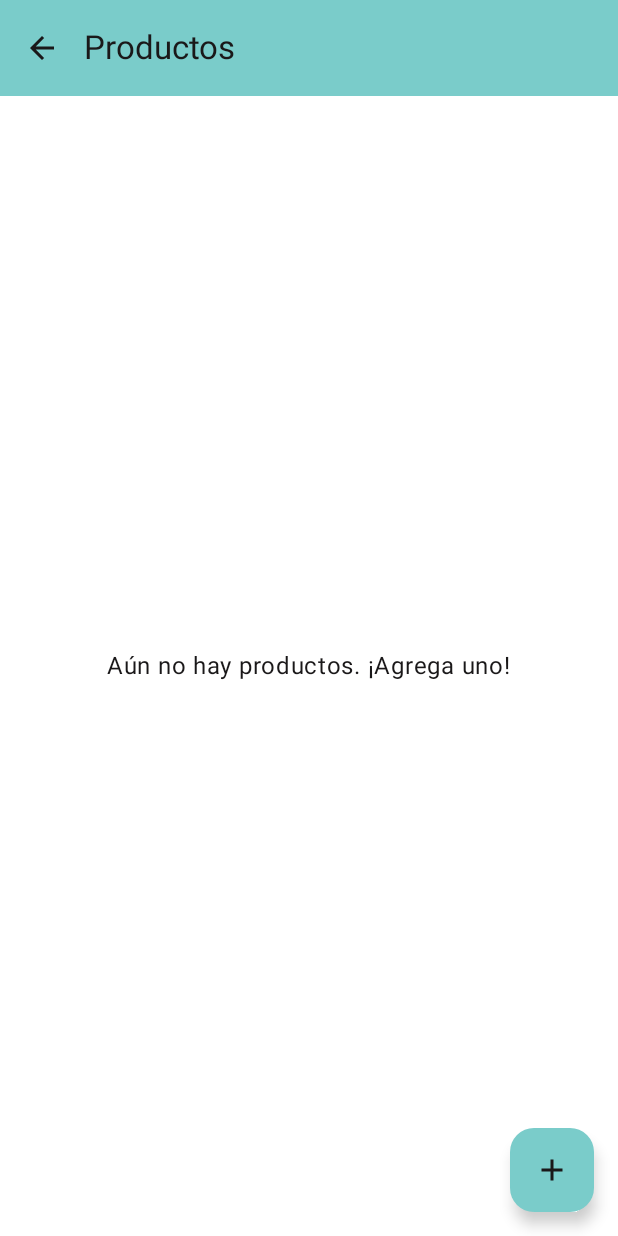
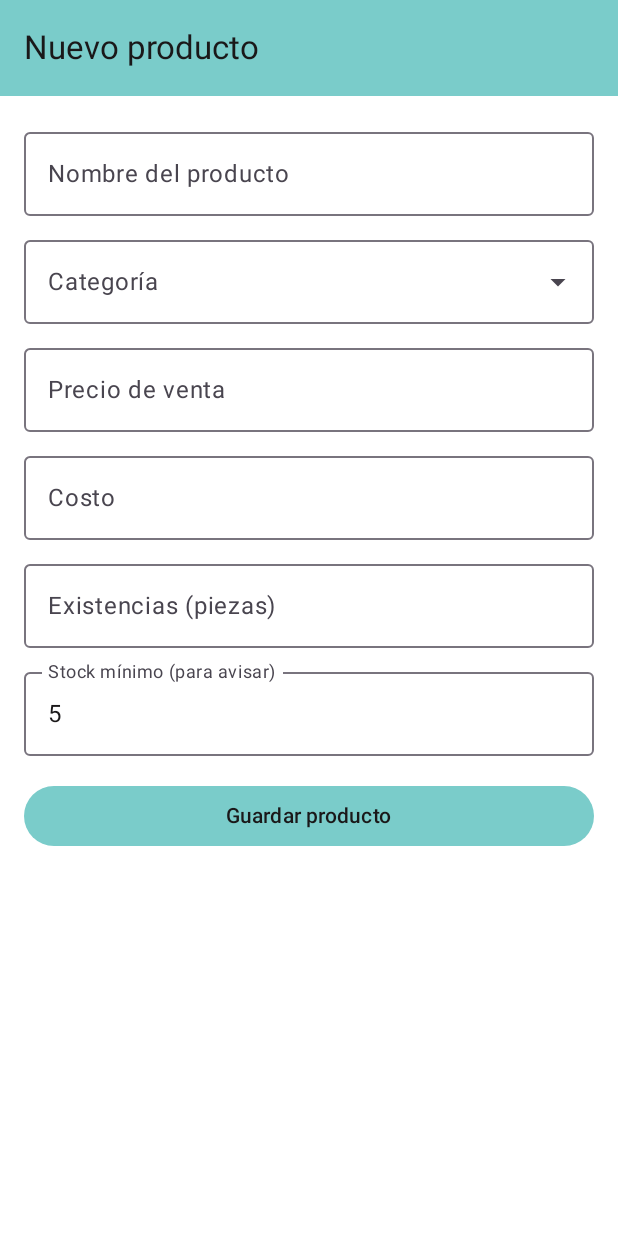
Before and after one commit to GonzalezHumo/ProyectoInt-DAMN, an Android app built with Jetpack Compose: the ProductosScreen screen opened through its navigation route, after a tap on "Nuevo producto", on a phone screen of 412 x 824 dp. Run offline under Robolectric (Android 15) with nearby library versions, the phone set to English and light mode, and no system bars; our stand-ins replace Room's generated code.

Commit message:
Agrega el formulario para guardar y editar productos

```diff
--- a/app/src/main/java/com/example/proyectointegrador/MainActivity.kt
+++ b/app/src/main/java/com/example/proyectointegrador/MainActivity.kt
@@ -13,6 +13,7 @@ import androidx.navigation.compose.rememberNavController
 import com.example.proyectointegrador.presentation.CierreScreen
 import com.example.proyectointegrador.presentation.FormularioScreen
 import com.example.proyectointegrador.presentation.ListaScreen
+import com.example.proyectointegrador.presentation.ProductoFormScreen
 import com.example.proyectointegrador.presentation.ProductosScreen
 import com.example.proyectointegrador.ui.theme.ProyectoIntegradorTheme
 import com.example.proyectointegrador.viewmodel.CitaViewModel
@@ -67,9 +68,20 @@ class MainActivity : ComponentActivity() {
                     composable("productos") {
                         ProductosScreen(
                             viewModel = productoViewModel,
-                            onAgregar = { },   // el formulario de productos se conecta en el paso 3
+                            onAgregar = {
+                                productoViewModel.productoEnEdicion = null   // producto nuevo
+                                navController.navigate("producto_form")
+                            },
+                            onEditar = { navController.navigate("producto_form") },
                             onVolver = { navController.popBackStack() }
                         )
+                    }
+                    composable("producto_form") {
+                        ProductoFormScreen(productoViewModel.productoEnEdicion) { producto ->
+                            if (productoViewModel.productoEnEdicion == null) productoViewModel.guardar(producto)
+                            else productoViewModel.actualizar(producto)
+                            navController.popBackStack()
+                        }
                     }
                 }
             }
--- /dev/null
+++ b/app/src/main/java/com/example/proyectointegrador/presentation/ProductoFormScreen.kt
@@ -0,0 +1,146 @@
+package com.example.proyectointegrador.presentation
+
+import android.widget.Toast
+import androidx.compose.foundation.layout.Column
+import androidx.compose.foundation.layout.Spacer
+import androidx.compose.foundation.layout.fillMaxSize
+import androidx.compose.foundation.layout.fillMaxWidth
+import androidx.compose.foundation.layout.height
+import androidx.compose.foundation.layout.padding
+import androidx.compose.foundation.rememberScrollState
+import androidx.compose.foundation.verticalScroll
+import androidx.compose.material3.Button
+import androidx.compose.material3.ExperimentalMaterial3Api
+import androidx.compose.material3.MaterialTheme
+import androidx.compose.material3.OutlinedTextField
+import androidx.compose.material3.Scaffold
+import androidx.compose.material3.Text
+import androidx.compose.material3.TopAppBar
+import androidx.compose.material3.TopAppBarDefaults
+import androidx.compose.runtime.Composable
+import androidx.compose.runtime.getValue
+import androidx.compose.runtime.mutableStateOf
+import androidx.compose.runtime.remember
+import androidx.compose.runtime.setValue
+import androidx.compose.ui.Modifier
+import androidx.compose.ui.platform.LocalContext
+import androidx.compose.ui.unit.dp
+import com.example.proyectointegrador.data.Producto
+
+private val categorias = listOf("Shampoo/Acondicionador", "Accesorio", "Snack")
+
+@OptIn(ExperimentalMaterial3Api::class)
+@Composable
+fun ProductoFormScreen(productoEnEdicion: Producto?, onGuardar: (Producto) -> Unit) {
+    val context = LocalContext.current
+
+    // Si hay un producto en edición, los campos arrancan con sus datos; si no, vacíos
+    var nombre by remember { mutableStateOf(productoEnEdicion?.nombre ?: "") }
+    var categoria by remember { mutableStateOf(productoEnEdicion?.categoria ?: "") }
+    var precio by remember { mutableStateOf(productoEnEdicion?.precioVenta?.toString() ?: "") }
+    var costo by remember { mutableStateOf(productoEnEdicion?.costo?.toString() ?: "") }
+    var existencias by remember { mutableStateOf(productoEnEdicion?.existencias?.toString() ?: "") }
+    var minimo by remember { mutableStateOf(productoEnEdicion?.stockMinimo?.toString() ?: "5") }
+
+    Scaffold(
+        topBar = {
+            TopAppBar(
+                title = { Text(if (productoEnEdicion == null) "Nuevo producto" else "Editar producto") },
+                colors = TopAppBarDefaults.topAppBarColors(
+                    containerColor = MaterialTheme.colorScheme.primaryContainer
+                )
+            )
+        }
+    ) { paddingValues ->
+        Column(
+            modifier = Modifier
+                .fillMaxSize()
+                .padding(paddingValues)
+                .padding(16.dp)
+                .verticalScroll(rememberScrollState())
+        ) {
+            OutlinedTextField(
+                value = nombre,
+                onValueChange = { nombre = it },
+                label = { Text("Nombre del producto") },
+                modifier = Modifier.fillMaxWidth()
+            )
+            Spacer(modifier = Modifier.height(8.dp))
+
+            CustomSpinner(
+                etiqueta = "Categoría",
+                opciones = categorias,
+                seleccionado = categoria,
+                onSeleccion = { categoria = it }
+            )
+            Spacer(modifier = Modifier.height(8.dp))
+
+            OutlinedTextField(
+                value = precio,
+                onValueChange = { precio = it },
+                label = { Text("Precio de venta") },
+                modifier = Modifier.fillMaxWidth()
+            )
+            Spacer(modifier = Modifier.height(8.dp))
+            OutlinedTextField(
+                value = costo,
+                onValueChange = { costo = it },
+                label = { Text("Costo") },
+                modifier = Modifier.fillMaxWidth()
+            )
+            Spacer(modifier = Modifier.height(8.dp))
+            OutlinedTextField(
+                value = existencias,
+                onValueChange = { existencias = it },
+                label = { Text("Existencias (piezas)") },
+                modifier = Modifier.fillMaxWidth()
+            )
+            Spacer(modifier = Modifier.height(8.dp))
+            OutlinedTextField(
+                value = minimo,
+                onValueChange = { minimo = it },
+                label = { Text("Stock mínimo (para avisar)") },
+                modifier = Modifier.fillMaxWidth()
+            )
+            Spacer(modifier = Modifier.height(16.dp))
+
+            Button(
+                onClick = {
+                    val precioNumero = precio.toDoubleOrNull()
+                    val costoNumero = costo.toDoubleOrNull()
+                    val existenciasNumero = existencias.toIntOrNull()
+                    val minimoNumero = minimo.toIntOrNull()
+                    when {
+                        nombre.isBlank() ->
+                            Toast.makeText(context, "Escribe el nombre", Toast.LENGTH_SHORT).show()
+                        categoria.isBlank() ->
+                            Toast.makeText(context, "Elige la categoría", Toast.LENGTH_SHORT).show()
+                        precioNumero == null || precioNumero < 0 ->
+                            Toast.makeText(context, "Escribe un precio válido", Toast.LENGTH_SHORT).show()
+                        costoNumero == null || costoNumero < 0 ->
+                            Toast.makeText(context, "Escribe un costo válido", Toast.LENGTH_SHORT).show()
+                        existenciasNumero == null || existenciasNumero < 0 ->
+                            Toast.makeText(context, "Escribe las existencias (número entero)", Toast.LENGTH_SHORT).show()
+                        minimoNumero == null || minimoNumero < 0 ->
+                            Toast.makeText(context, "Escribe un stock mínimo válido", Toast.LENGTH_SHORT).show()
+                        else -> onGuardar(
+                            Producto(
+                                // Si se edita, se conserva el id para que Room actualice el mismo producto
+                                id = productoEnEdicion?.id ?: 0,
+                                nombre = nombre,
+                                categoria = categoria,
+                                precioVenta = precioNumero,
+                                costo = costoNumero,
+                                existencias = existenciasNumero,
+                                stockMinimo = minimoNumero
+                            )
+                        )
+                    }
+                },
+                modifier = Modifier.fillMaxWidth()
+            ) {
+                Text(if (productoEnEdicion == null) "Guardar producto" else "Guardar cambios")
+            }
+        }
+    }
+}
--- a/app/src/main/java/com/example/proyectointegrador/viewmodel/ProductoViewModel.kt
+++ b/app/src/main/java/com/example/proyectointegrador/viewmodel/ProductoViewModel.kt
@@ -1,6 +1,9 @@
 package com.example.proyectointegrador.viewmodel
 
 import android.app.Application
+import androidx.compose.runtime.getValue
+import androidx.compose.runtime.mutableStateOf
+import androidx.compose.runtime.setValue
 import androidx.lifecycle.AndroidViewModel
 import androidx.lifecycle.viewModelScope
 import com.example.proyectointegrador.data.AppDatabase
@@ -17,6 +20,9 @@ class ProductoViewModel(application: Application) : AndroidViewModel(application
     // Lista reactiva de productos
     val productos = repository.productos
 
+    // Producto que se está editando; null significa que el formulario es para uno nuevo
+    var productoEnEdicion by mutableStateOf<Producto?>(null)
+
     fun guardar(producto: Producto) {
         viewModelScope.launch { repository.guardar(producto) }
     }
```
Also changed, not shown: app/src/main/java/com/example/proyectointegrador/presentation/ProductosScreen.kt (+11 -4 lines).
